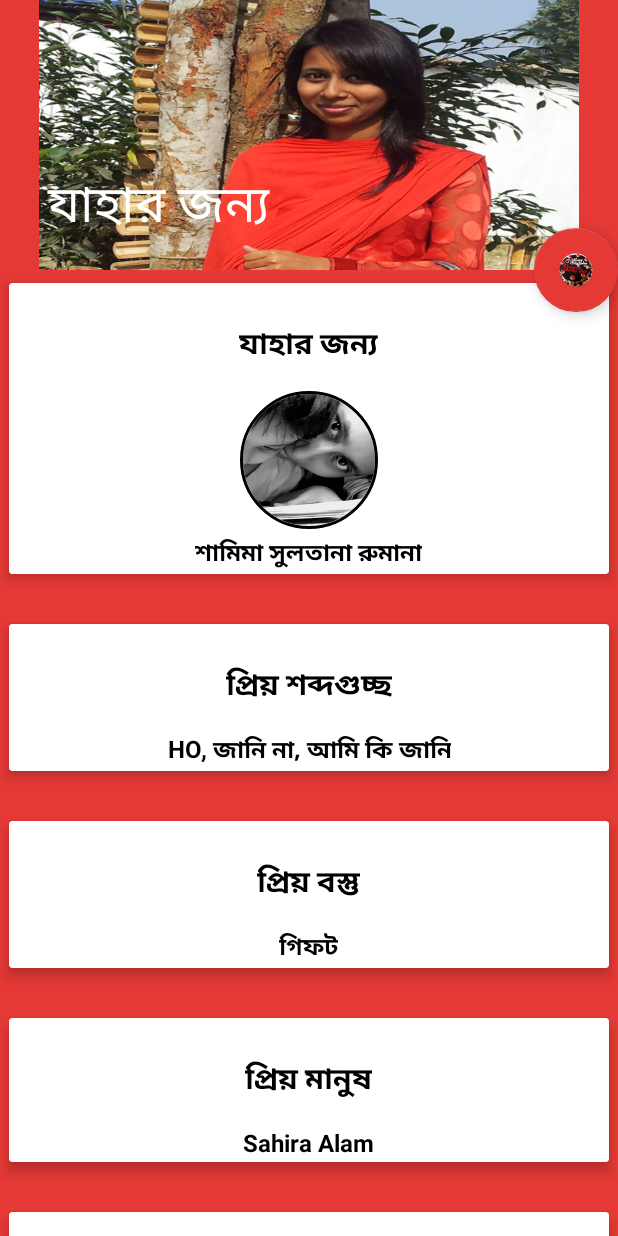
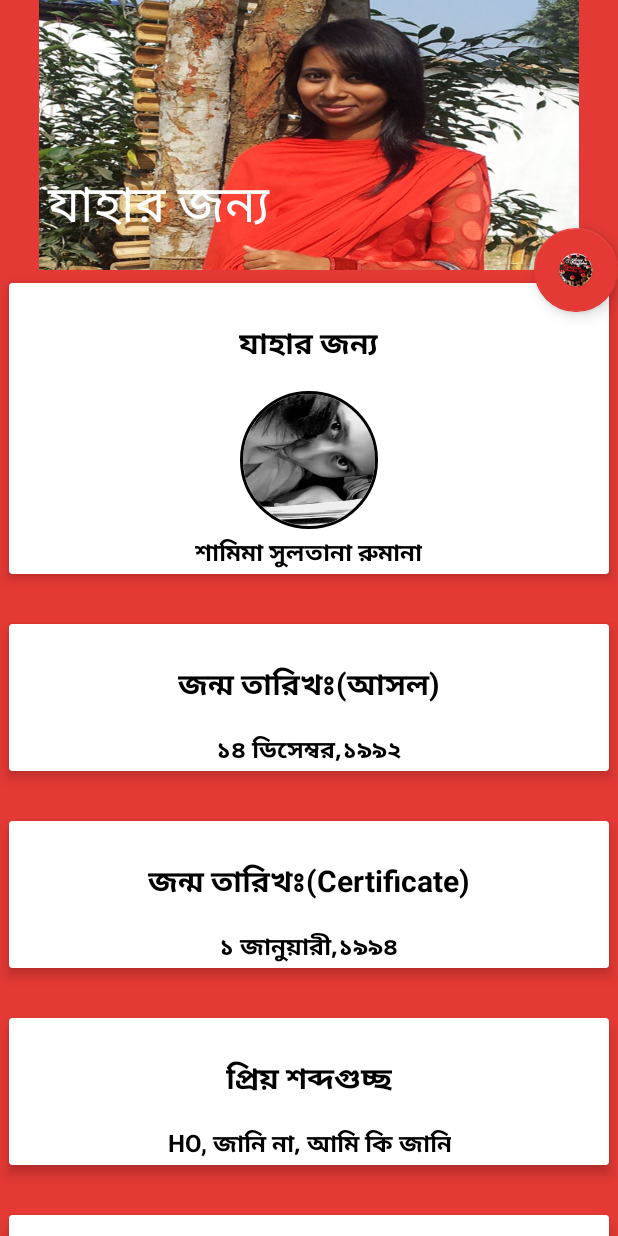
Before and after one commit to BbillahrariBBr/HappyBirtthDay, an Android app: the AboutActivity screen opened directly, with no data from a screen before it, on a phone screen of 412 x 824 dp. Run offline under Robolectric (Android 15) with nearby library versions, the phone set to English and light mode, and no system bars; our stand-ins replace CircleImageView.

Commit message:
Update- inset birthday date in about

```diff
--- a/app/src/main/res/layout/activity_about.xml
+++ b/app/src/main/res/layout/activity_about.xml
@@ -100,6 +100,86 @@
             </LinearLayout>
         </android.support.v7.widget.CardView>
 
+
+            <android.support.v7.widget.CardView
+                android:layout_width="match_parent"
+                android:layout_height="wrap_content"
+                android:layout_marginBottom="16dp"
+                app:cardElevation="5dp"
+                app:cardUseCompatPadding="true"
+                >
+
+                <LinearLayout
+                    android:layout_width="match_parent"
+                    android:layout_height="wrap_content"
+                    android:orientation="vertical"
+                    >
+
+                    <TextView
+                        android:textColor="#000000"
+                        android:text="জন্ম তারিখঃ(আসল)"
+                        android:layout_gravity="center"
+                        android:textStyle="bold"
+                        android:layout_marginTop="12dp"
+                        android:textSize="20sp"
+                        android:padding="14dp"
+                        android:layout_width="wrap_content"
+                        android:layout_height="wrap_content" />
+
+                    <TextView
+                        android:padding="2sp"
+                        android:layout_width="wrap_content"
+                        android:layout_height="wrap_content"
+                        android:textSize="16sp"
+                        android:textColor="#000000"
+                        android:textStyle="bold"
+                        android:layout_gravity="center"
+                        android:textAlignment="center"
+                        android:text="১৪ ডিসেম্বর,১৯৯২"/>
+
+
+                </LinearLayout>
+            </android.support.v7.widget.CardView>
+            <android.support.v7.widget.CardView
+                android:layout_width="match_parent"
+                android:layout_height="wrap_content"
+                android:layout_marginBottom="16dp"
+                app:cardElevation="5dp"
+                app:cardUseCompatPadding="true"
+                >
+
+                <LinearLayout
+                    android:layout_width="match_parent"
+                    android:layout_height="wrap_content"
+                    android:orientation="vertical"
+                    >
+
+                    <TextView
+                        android:textColor="#000000"
+                        android:text="জন্ম তারিখঃ(Certificate)"
+                        android:layout_gravity="center"
+                        android:textStyle="bold"
+                        android:layout_marginTop="12dp"
+                        android:textSize="20sp"
+                        android:padding="14dp"
+                        android:layout_width="wrap_content"
+                        android:layout_height="wrap_content" />
+
+                    <TextView
+                        android:padding="2sp"
+                        android:layout_width="wrap_content"
+                        android:layout_height="wrap_content"
+                        android:textSize="16sp"
+                        android:textColor="#000000"
+                        android:textStyle="bold"
+                        android:layout_gravity="center"
+                        android:textAlignment="center"
+                        android:text="১ জানুয়ারী,১৯৯৪"/>
+
+
+                </LinearLayout>
+            </android.support.v7.widget.CardView>
+
             <android.support.v7.widget.CardView
                 android:layout_width="match_parent"
                 android:layout_height="wrap_content"
@@ -139,6 +219,8 @@
 
                 </LinearLayout>
             </android.support.v7.widget.CardView>
+
+
 
             <android.support.v7.widget.CardView
                 android:layout_width="match_parent"
```
Lines whose indentation alone changed are shown as unchanged.
